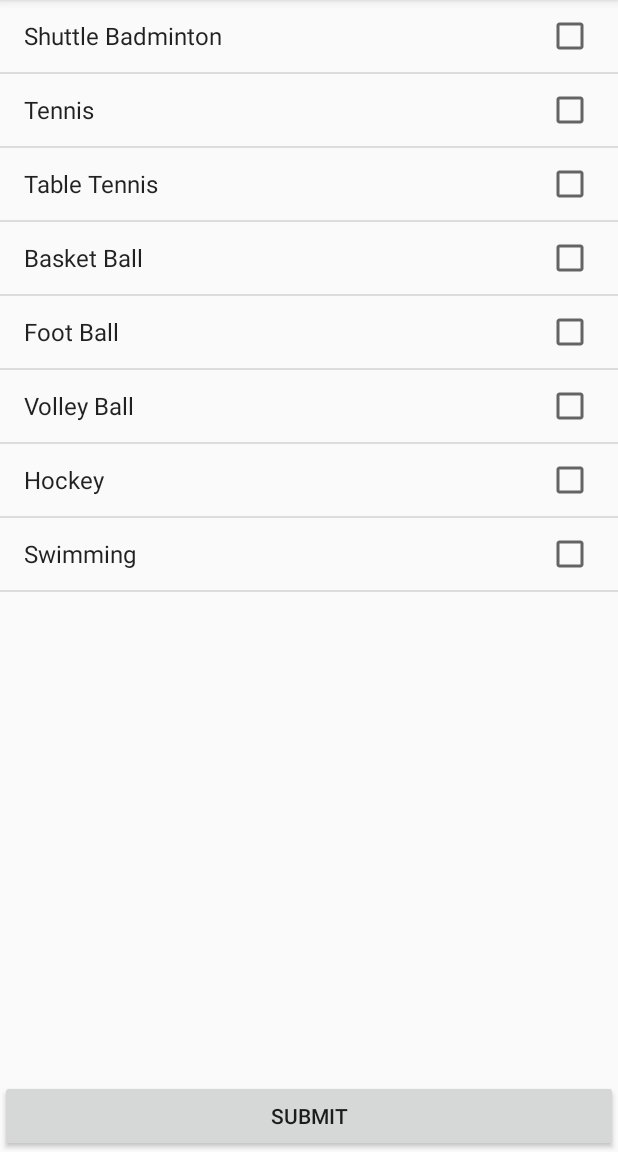
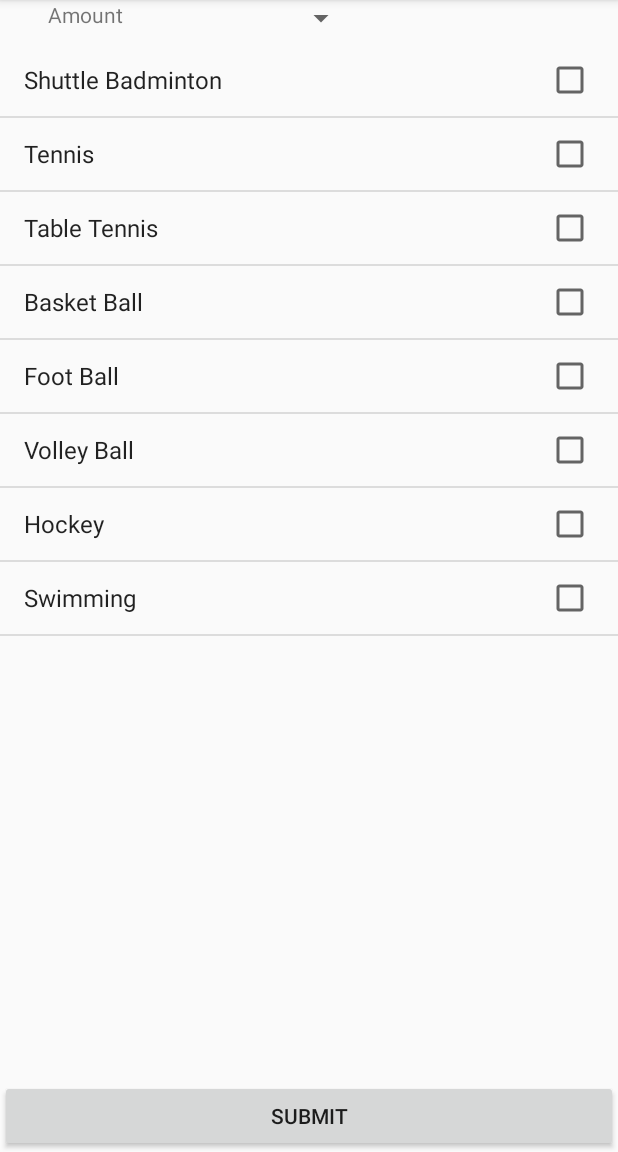
Before and after one commit to qkfreas/ToppingPicker, an Android app: the screen it shows after launch (MainActivity), on a phone screen of 412 x 824 dp, the part 84-1236 px from its top. Run offline under Robolectric (Android 15) with nearby library versions, the phone set to English and light mode, and no system bars.

```diff
--- a/app/src/main/AndroidManifest.xml
+++ b/app/src/main/AndroidManifest.xml
@@ -19,6 +19,9 @@
             android:name=".ResultActivity"
             android:label="@string/result_activity">
         </activity>
+        <activity android:name=".SpinnerActivity">
+
+        </activity>
     </application>
 
 </manifest>
--- a/app/src/main/res/layout/activity_main.xml
+++ b/app/src/main/res/layout/activity_main.xml
@@ -32,6 +32,20 @@
         android:layout_width="fill_parent"
         android:layout_height="fill_parent" >
 
+        <TextView
+            android:layout_width="wrap_content"
+            android:layout_height="wrap_content"
+            android:layout_alignParentStart="true"
+            android:layout_marginStart="32dp"
+            android:text="@string/amount_label" />
+
+        <Spinner
+            android:id="@+id/amount_spinner"
+            android:layout_width="64dp"
+            android:layout_height="wrap_content"
+            android:layout_alignParentTop="true"
+            android:layout_centerHorizontal="true" />
+
         <Button
             android:id="@+id/testbutton"
             android:layout_width="fill_parent"
@@ -42,9 +56,9 @@
         <ListView
             android:id="@+id/list"
             android:layout_width="fill_parent"
-            android:layout_height="fill_parent"
+            android:layout_height="434dp"
             android:layout_above="@id/testbutton"
             android:layout_alignParentTop="true"
-            />
+            android:layout_marginTop="29dp" />
     </RelativeLayout>
 </android.support.constraint.ConstraintLayout>
--- a/app/src/main/res/values/strings.xml
+++ b/app/src/main/res/values/strings.xml
@@ -3,6 +3,7 @@
     <string name="self_destruct">Hello</string>
     <string name="submit">Submit</string>
     <string name="result_activity">ResultActivity</string>
+    <string name="amount_label">Amount</string>
 
     <string-array name="sports_array">
         <item>Shuttle Badminton</item>
@@ -14,4 +15,15 @@
         <item>Hockey</item>
         <item>Swimming</item>
     </string-array>
+
+    <string-array name="amount_array">
+        <item>1</item>
+        <item>2</item>
+        <item>3</item>
+        <item>4</item>
+        <item>5</item>
+        <item>6</item>
+        <item>7</item>
+        <item>8</item>
+    </string-array>
 </resources>
```
Also changed, not shown: app/src/main/java/com/trashnetworks/toppingpicker/ListViewMultipleSelectionActivity.java (deleted, +0 -75 lines), app/src/main/java/com/trashnetworks/toppingpicker/MainActivity.java (+28 -3 lines), app/src/main/java/com/trashnetworks/toppingpicker/ResultActivity.java (+9 -0 lines), app/src/main/java/com/trashnetworks/toppingpicker/SpinnerActivity.java (added, +37 -0 lines).
